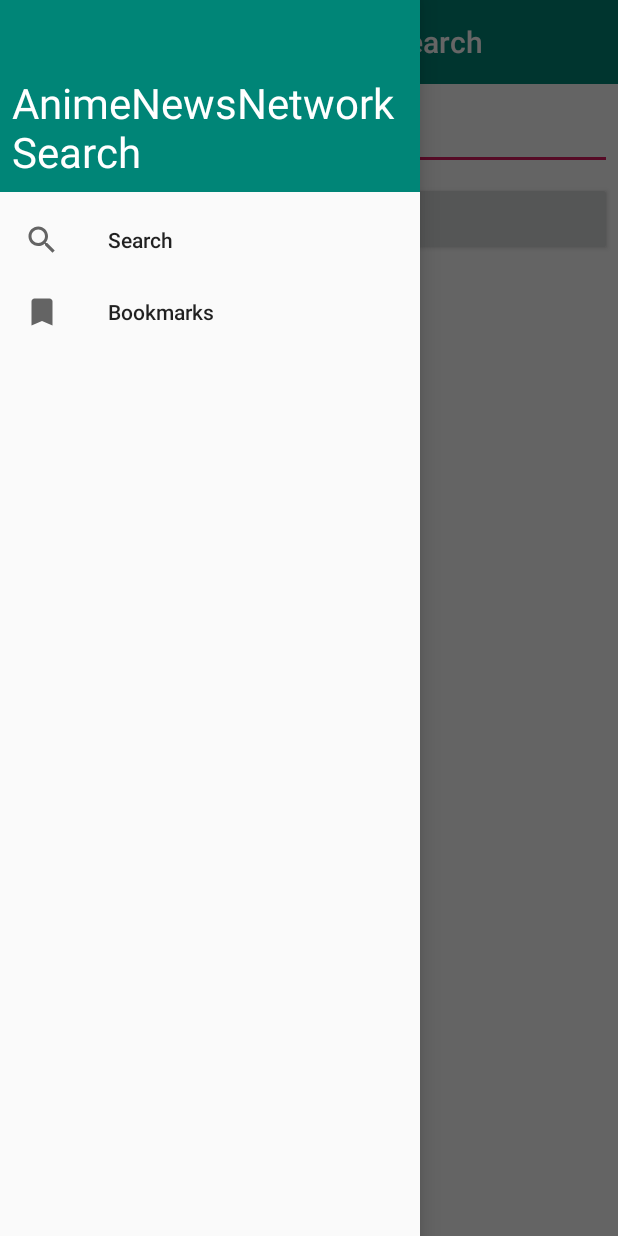
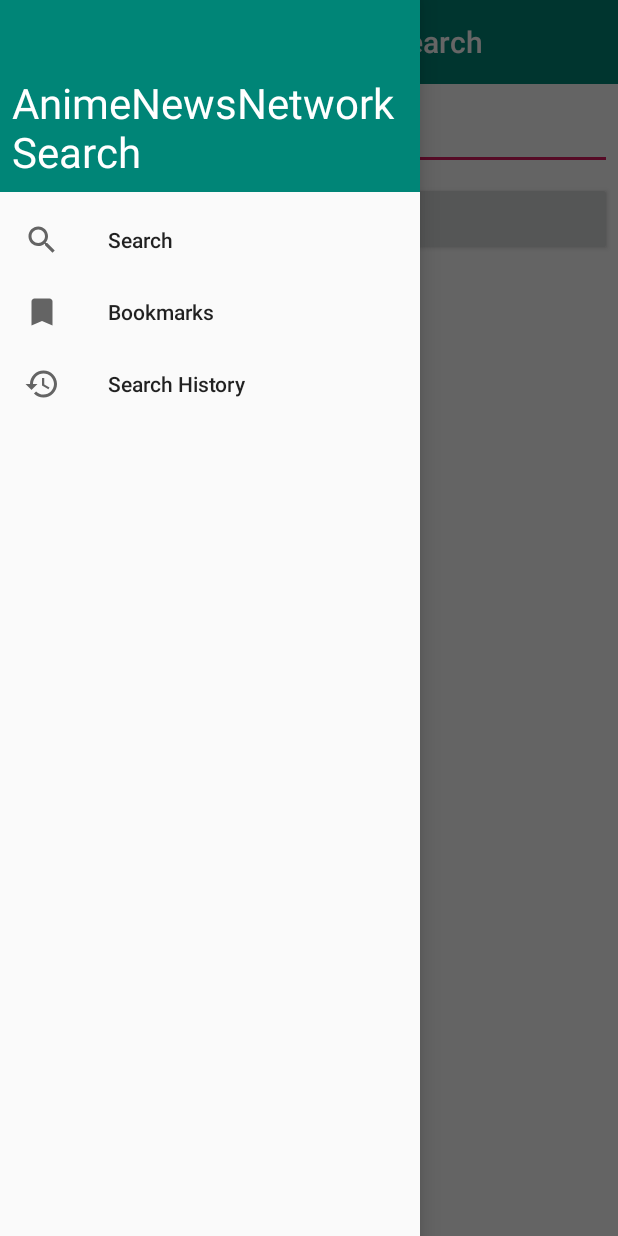
Before and after one commit to OSU-CS492-W19/final-project-final-project-team-23, an Android app: the screen it shows after launch (MainActivity), with the side drawer open, on a phone screen of 412 x 824 dp. Run offline under Robolectric (Android 15) with nearby library versions, the phone set to English and light mode, and no system bars; our stand-ins replace Room's generated code; pictures from the network do not load.

Commit message:
Search history working

```diff
--- a/app/src/main/java/com/example/android/finalproject/data/ASearchQueryDao.java
+++ b/app/src/main/java/com/example/android/finalproject/data/ASearchQueryDao.java
@@ -4,13 +4,14 @@ import android.arch.lifecycle.LiveData;
 import android.arch.persistence.room.Dao;
 import android.arch.persistence.room.Delete;
 import android.arch.persistence.room.Insert;
+import android.arch.persistence.room.OnConflictStrategy;
 import android.arch.persistence.room.Query;
 
 import java.util.List;
 
 @Dao
 public interface ASearchQueryDao {
-    @Insert
+    @Insert(onConflict = OnConflictStrategy.REPLACE)
     void insert(ASearchQuery query);
 
     @Delete
--- a/app/src/main/java/com/example/android/finalproject/utils/AnimeUtils.java
+++ b/app/src/main/java/com/example/android/finalproject/utils/AnimeUtils.java
@@ -11,6 +11,8 @@ public class AnimeUtils {
     private final static String API_TITLE_QUERY_PARAM = "title";
 
     public static final String EXTRA_SEARCH_RESULT = "AnimeUtils.SingleSearchResult";
+    public static final String EXTRA_SEARCH_QUERY = "AnimeUtils.ASearchQuery";
+
 
     public static class AnimeSearchResults {
         public ArrayList<SingleSearchResult> items;
--- /dev/null
+++ b/app/src/main/res/drawable-anydpi/ic_history.xml
@@ -0,0 +1,10 @@
+<vector xmlns:android="http://schemas.android.com/apk/res/android"
+    android:width="24dp"
+    android:height="24dp"
+    android:viewportWidth="24"
+    android:viewportHeight="24"
+    android:tint="#333333">
+    <path
+        android:fillColor="#FF000000"
+        android:pathData="M13,3c-4.97,0 -9,4.03 -9,9L1,12l3.89,3.89 0.07,0.14L9,12L6,12c0,-3.87 3.13,-7 7,-7s7,3.13 7,7 -3.13,7 -7,7c-1.93,0 -3.68,-0.79 -4.94,-2.06l-1.42,1.42C8.27,19.99 10.51,21 13,21c4.97,0 9,-4.03 9,-9s-4.03,-9 -9,-9zM12,8v5l4.28,2.54 0.72,-1.21 -3.5,-2.08L13.5,8L12,8z"/>
+</vector>
--- a/app/src/main/res/menu/nav_drawer.xml
+++ b/app/src/main/res/menu/nav_drawer.xml
@@ -11,5 +11,10 @@
         android:title="@string/nav_saved_series"
         android:icon="@drawable/ic_nav_saved_series" />
 
+    <item
+        android:id="@+id/nav_search_history"
+        android:title="Search History"
+        android:icon="@drawable/ic_history" />
+
 
 </menu>
```
Also changed, not shown: app/src/main/AndroidManifest.xml (+7 -0 lines), app/src/main/java/com/example/android/finalproject/AnimeQueryAdapter.java (added, +76 -0 lines), app/src/main/java/com/example/android/finalproject/MainActivity.java (+22 -2 lines), app/src/main/java/com/example/android/finalproject/SavedQueriesActivity.java (added, +45 -0 lines), app/src/main/res/layout/activity_saved_search_history.xml (added, +15 -0 lines), app/src/main/res/layout/query_item.xml (added, +16 -0 lines), app/src/main/res/drawable-hdpi/ic_history.png (added), app/src/main/res/drawable-mdpi/ic_history.png (added), app/src/main/res/drawable-xhdpi/ic_history.png (added), app/src/main/res/drawable-xxhdpi/ic_history.png (added).
